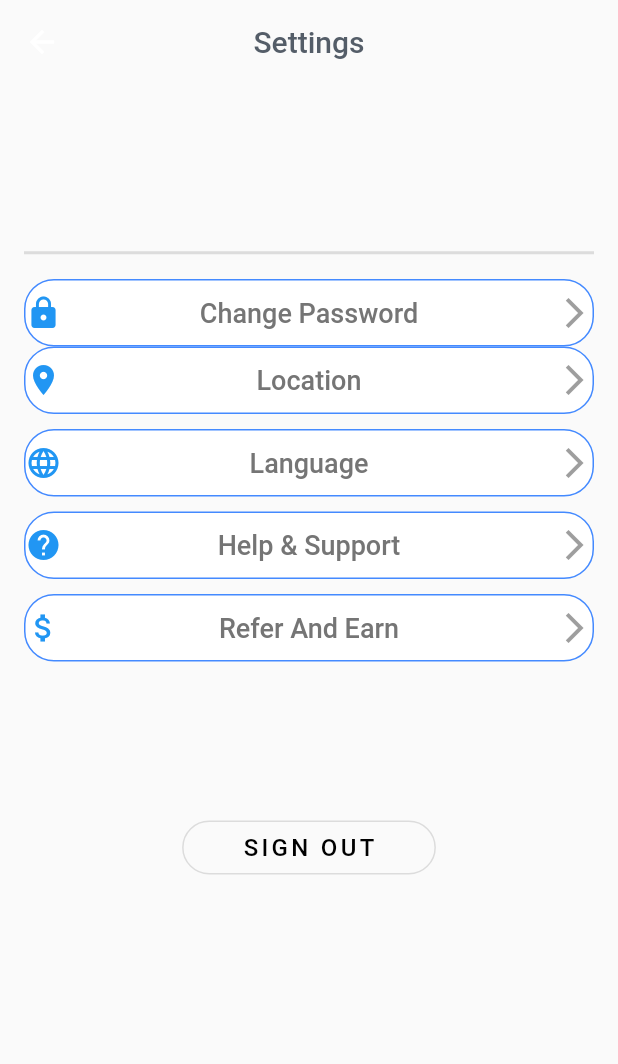
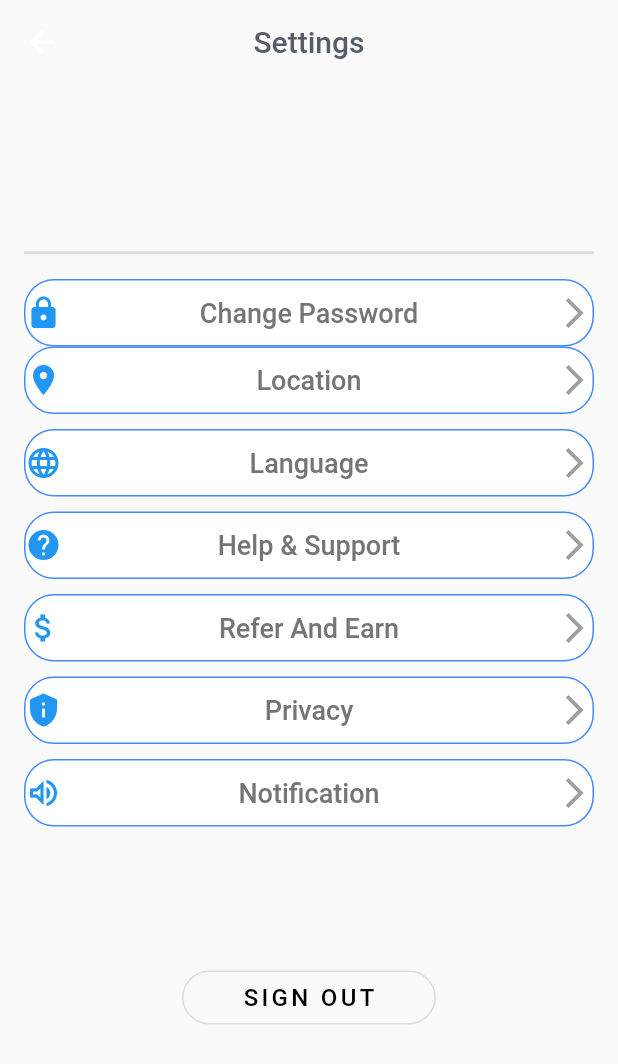
Before and after one commit to sumitsojha88/Puzzle_Quiz, a Flutter app: the SettingsPage2 screen opened directly, on a phone screen of 412 x 824 dp. Shown: the top 1064 px of the screen. Run offline on Flutter 3.47's test engine with Material 2 defaults, Android fonts, the phone set to English and light mode, and no system bars; our stand-ins replace bloc, firebase_auth, firebase_core, flutter_bloc, flutter_screenutil, flutter_svg and 4 more; accounts and stored records are empty; Roboto replaces fonts that are missing (Varela).

Commit message:
notification and privacy buttons

```diff
--- a/lib/menu_bar/settingspage.dart
+++ b/lib/menu_bar/settingspage.dart
@@ -231,6 +231,80 @@ class _SettingsPage2State extends State<SettingsPage2> {
             SizedBox(
               height: 10,
             ),
+            Container(
+              height: 45,
+              decoration: BoxDecoration(
+                borderRadius: BorderRadius.circular(20),
+                color: Colors.white,
+                border: Border.all(color: Colors.blueAccent),
+              ),
+              child: GestureDetector(
+                onTap: () {},
+                child: Padding(
+                  padding: const EdgeInsets.symmetric(vertical: 8.0),
+                  child: Row(
+                    mainAxisAlignment: MainAxisAlignment.spaceBetween,
+                    children: [
+                      Icon(
+                        Icons.privacy_tip,
+                        color: Colors.blue,
+                      ),
+                      Text(
+                        'Privacy',
+                        style: TextStyle(
+                          fontSize: 18,
+                          fontWeight: FontWeight.w500,
+                          color: Colors.grey[600],
+                        ),
+                      ),
+                      Icon(
+                        Icons.arrow_forward_ios,
+                        color: Colors.grey,
+                      ),
+                    ],
+                  ),
+                ),
+              ),
+            ),
+            SizedBox(
+              height: 10,
+            ),
+            Container(
+              height: 45,
+              decoration: BoxDecoration(
+                borderRadius: BorderRadius.circular(20),
+                color: Colors.white,
+                border: Border.all(color: Colors.blueAccent),
+              ),
+              child: GestureDetector(
+                onTap: () {},
+                child: Padding(
+                  padding: const EdgeInsets.symmetric(vertical: 8.0),
+                  child: Row(
+                    mainAxisAlignment: MainAxisAlignment.spaceBetween,
+                    children: [
+                      Icon(
+                        Icons.volume_up_outlined,
+                        color: Colors.blue,
+                      ),
+                      Text(
+                        'Notification',
+                        style: TextStyle(
+                          fontSize: 18,
+                          fontWeight: FontWeight.w500,
+                          color: Colors.grey[600],
+                        ),
+                      ),
+                      Icon(
+                        Icons.arrow_forward_ios,
+                        color: Colors.grey,
+                      ),
+                    ],
+                  ),
+                ),
+              ),
+            ),
+
             SizedBox(
               height: 40,
             ),
```
